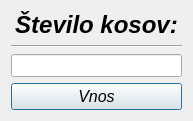
Above: numofitems.ui from MaxMaxy/racun before the change. Below: the same form after it.
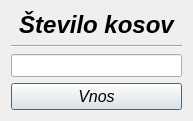
That is the form after the change.

The edit to the form file:
```diff
--- a/numofitems.ui
+++ b/numofitems.ui
@@ -35,7 +35,7 @@
         </font>
        </property>
        <property name="text">
-        <string>Število kosov:</string>
+        <string>Število kosov</string>
        </property>
        <property name="alignment">
         <set>Qt::AlignCenter</set>
```
